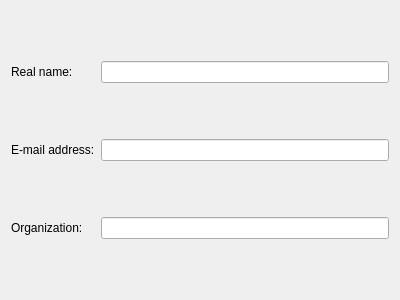
The window that accountwizard/identitypage.ui (KDE/kdepim-runtime) describes before a commit, drawn with Qt 5.
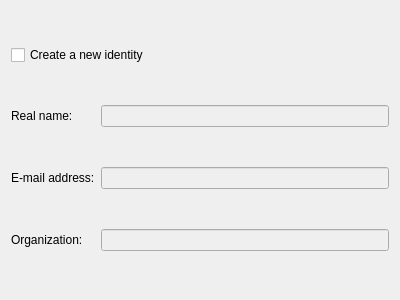
The same window after the commit. Custom widgets are drawn as their Qt base class.

Commit message: Now we can create new identity in account wizard

```diff
--- a/accountwizard/identitypage.ui
+++ b/accountwizard/identitypage.ui
@@ -14,35 +14,54 @@
    <string>Form</string>
   </property>
   <layout class="QGridLayout" name="gridLayout">
-   <item row="0" column="0">
+   <item row="1" column="0">
     <widget class="QLabel" name="label">
      <property name="text">
       <string>Real name:</string>
      </property>
     </widget>
    </item>
-   <item row="0" column="1">
-    <widget class="KLineEdit" name="mRealName"/>
-   </item>
-   <item row="1" column="0">
-    <widget class="QLabel" name="label_2">
-     <property name="text">
-      <string>E-mail address:</string>
-     </property>
-    </widget>
-   </item>
    <item row="1" column="1">
-    <widget class="KLineEdit" name="mEmail"/>
+    <widget class="KLineEdit" name="mRealName">
+     <property name="enabled">
+      <bool>false</bool>
+     </property>
+    </widget>
    </item>
    <item row="2" column="0">
+    <widget class="QLabel" name="label_2">
+     <property name="text">
+      <string>E-mail address:</string>
+     </property>
+    </widget>
+   </item>
+   <item row="2" column="1">
+    <widget class="KLineEdit" name="mEmail">
+     <property name="enabled">
+      <bool>false</bool>
+     </property>
+    </widget>
+   </item>
+   <item row="3" column="0">
     <widget class="QLabel" name="label_3">
      <property name="text">
       <string>Organization:</string>
      </property>
     </widget>
    </item>
-   <item row="2" column="1">
-    <widget class="KLineEdit" name="mOrganization"/>
+   <item row="3" column="1">
+    <widget class="KLineEdit" name="mOrganization">
+     <property name="enabled">
+      <bool>false</bool>
+     </property>
+    </widget>
+   </item>
+   <item row="0" column="0" colspan="2">
+    <widget class="QCheckBox" name="mCreateNewIdentity">
+     <property name="text">
+      <string>Create a new identity</string>
+     </property>
+    </widget>
    </item>
   </layout>
  </widget>
```
The commit also changes 4 other files.
